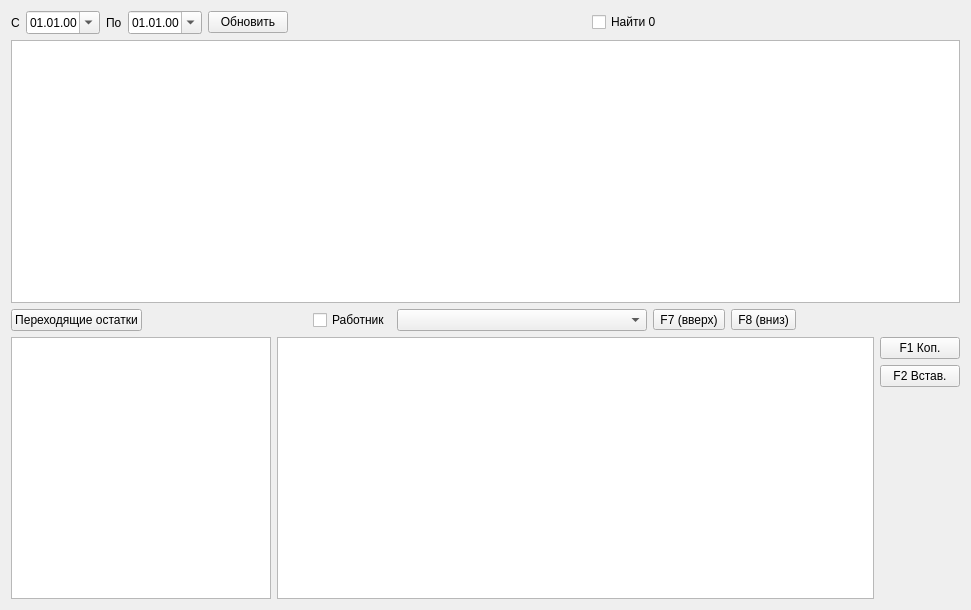
First picture: the form in formjob.ui, repository Sergeyego/el_zp, before the edit.
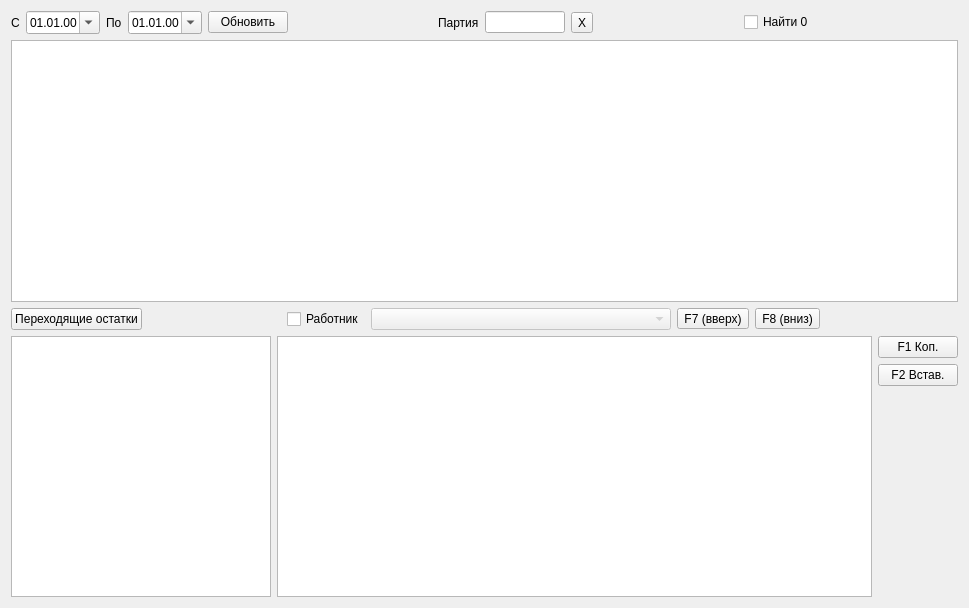
Second picture: the form after the edit. Custom widgets are drawn as their Qt base class.

Patch:
```diff
--- a/formjob.ui
+++ b/formjob.ui
@@ -6,8 +6,8 @@
    <rect>
     <x>0</x>
     <y>0</y>
-    <width>971</width>
-    <height>610</height>
+    <width>969</width>
+    <height>608</height>
    </rect>
   </property>
   <property name="windowTitle">
@@ -70,6 +70,43 @@
        </property>
       </spacer>
      </item>
+     <item>
+      <widget class="QLabel" name="label_3">
+       <property name="text">
+        <string>Партия</string>
+       </property>
+      </widget>
+     </item>
+     <item>
+      <widget class="QLineEdit" name="lineEditPart">
+       <property name="maximumSize">
+        <size>
+         <width>80</width>
+         <height>16777215</height>
+        </size>
+       </property>
+      </widget>
+     </item>
+     <item>
+      <widget class="QToolButton" name="toolButtonPart">
+       <property name="text">
+        <string>X</string>
+       </property>
+      </widget>
+     </item>
+     <item>
+      <spacer name="horizontalSpacer_5">
+       <property name="orientation">
+        <enum>Qt::Horizontal</enum>
+       </property>
+       <property name="sizeHint" stdset="0">
+        <size>
+         <width>40</width>
+         <height>20</height>
+        </size>
+       </property>
+      </spacer>
+     </item>
      <item>
       <widget class="QCheckBox" name="checkBoxZero">
        <property name="text">
@@ -126,9 +163,12 @@
      </item>
      <item>
       <widget class="DbComboBox" name="comboBoxRab">
+       <property name="enabled">
+        <bool>false</bool>
+       </property>
        <property name="minimumSize">
         <size>
-         <width>250</width>
+         <width>300</width>
          <height>0</height>
         </size>
        </property>
```
